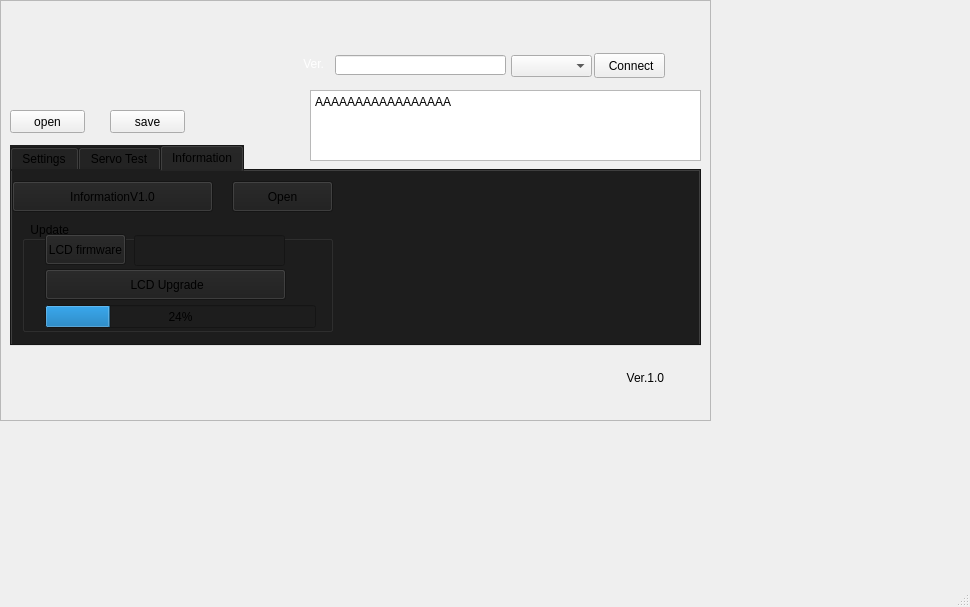
Old version of the form HDclient/mainwindow.ui in the repository lisi099/ServoFixtureAll.
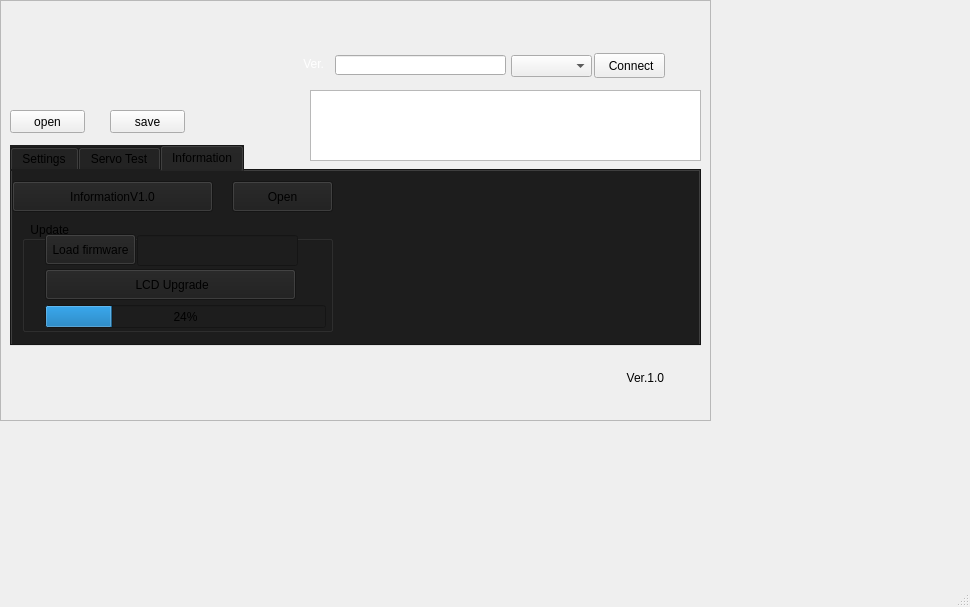
New version of the form. Icons and pictures are not drawn.

What changed in the file:
```diff
--- a/HDclient/mainwindow.ui
+++ b/HDclient/mainwindow.ui
@@ -1070,20 +1070,20 @@
         <rect>
          <x>23</x>
          <y>13</y>
-         <width>81</width>
+         <width>91</width>
          <height>31</height>
         </rect>
        </property>
        <property name="text">
-        <string>LCD firmware</string>
+        <string>Load firmware</string>
        </property>
       </widget>
       <widget class="QLineEdit" name="lineEdit_lcdfirmware">
        <property name="geometry">
         <rect>
-         <x>112</x>
+         <x>115</x>
          <y>14</y>
-         <width>151</width>
+         <width>161</width>
          <height>31</height>
         </rect>
        </property>
@@ -1093,7 +1093,7 @@
         <rect>
          <x>23</x>
          <y>48</y>
-         <width>241</width>
+         <width>251</width>
          <height>31</height>
         </rect>
        </property>
@@ -1106,7 +1106,7 @@
         <rect>
          <x>23</x>
          <y>84</y>
-         <width>271</width>
+         <width>281</width>
          <height>23</height>
         </rect>
        </property>
@@ -1191,7 +1191,7 @@
 &lt;html&gt;&lt;head&gt;&lt;meta name=&quot;qrichtext&quot; content=&quot;1&quot; /&gt;&lt;style type=&quot;text/css&quot;&gt;
 p, li { white-space: pre-wrap; }
 &lt;/style&gt;&lt;/head&gt;&lt;body style=&quot; font-family:'SimSun'; font-size:9pt; font-weight:400; font-style:normal;&quot;&gt;
-&lt;p style=&quot; margin-top:0px; margin-bottom:0px; margin-left:0px; margin-right:0px; -qt-block-indent:0; text-indent:0px;&quot;&gt;AAAAAAAAAAAAAAAAA&lt;/p&gt;&lt;/body&gt;&lt;/html&gt;</string>
+&lt;p style=&quot;-qt-paragraph-type:empty; margin-top:0px; margin-bottom:0px; margin-left:0px; margin-right:0px; -qt-block-indent:0; text-indent:0px;&quot;&gt;&lt;br /&gt;&lt;/p&gt;&lt;/body&gt;&lt;/html&gt;</string>
     </property>
    </widget>
    <widget class="QPushButton" name="pushButton_connect">
```
Left out of the diff: 2 changed lines with no effect on the pictures.
